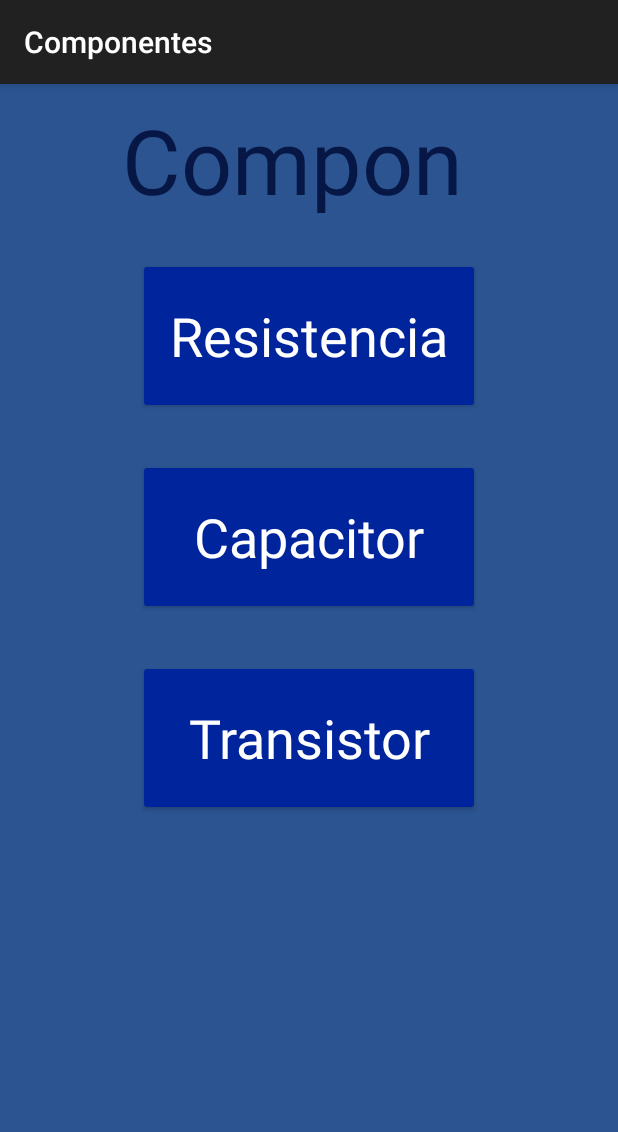
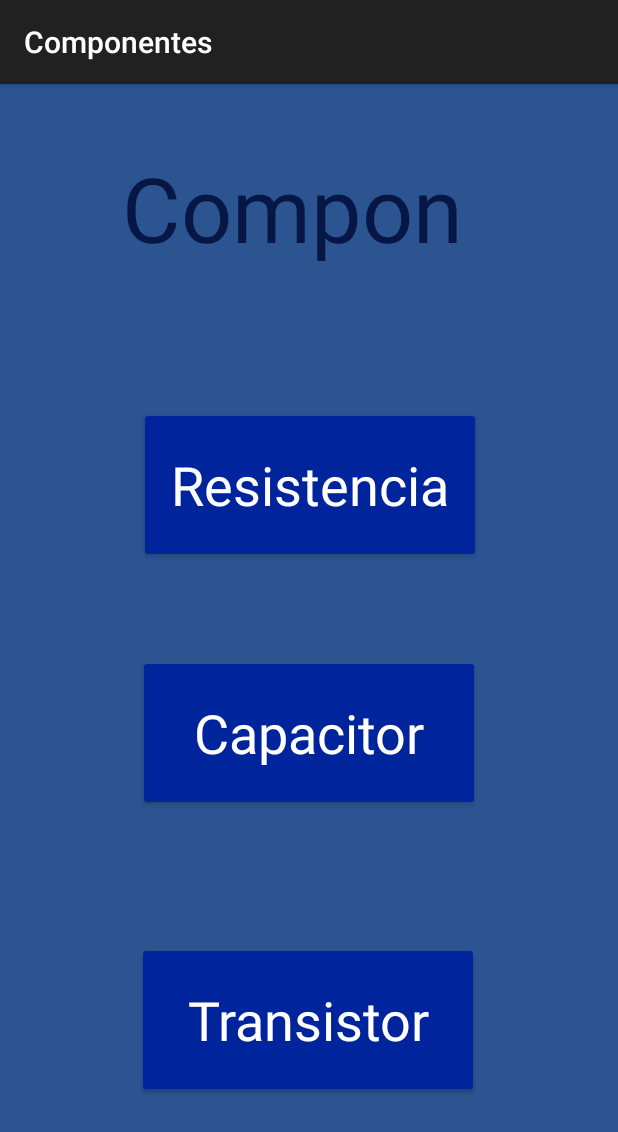
Before and after one commit to NickG342/ProyectoDispositivos, an Android app: the Componentes screen opened directly, with no data from a screen before it, on a phone screen of 412 x 824 dp. Shown: the top 1132 px of the screen. Run offline under Robolectric (Android 15) with nearby library versions, the phone set to English and light mode, and no system bars; Roboto replaces fonts that are not available here.

Commit message:
Menu arreglado

```diff
--- a/app/src/main/res/layout/activity_componentes.xml
+++ b/app/src/main/res/layout/activity_componentes.xml
@@ -11,57 +11,66 @@
         android:id="@+id/btnResis"
         android:layout_width="228dp"
         android:layout_height="104dp"
-        android:layout_marginTop="30dp"
         android:fontFamily="@font/rancho"
         android:text="@string/btn1_compon"
         android:textAppearance="@style/TextAppearance.AppCompat.Large"
         android:textSize="36sp"
         app:backgroundTint="@color/button"
+        app:layout_constraintBottom_toBottomOf="parent"
         app:layout_constraintEnd_toEndOf="parent"
+        app:layout_constraintHorizontal_bias="0.502"
         app:layout_constraintStart_toStartOf="parent"
-        app:layout_constraintTop_toBottomOf="@+id/textViewComp" />
+        app:layout_constraintTop_toTopOf="parent"
+        app:layout_constraintVertical_bias="0.324" />
 
     <Button
         android:id="@+id/btnCapacitor"
         android:layout_width="228dp"
         android:layout_height="104dp"
-        android:layout_marginTop="30dp"
+        android:layout_marginTop="4dp"
         android:fontFamily="@font/rancho"
         android:text="@string/btn2_compon"
         android:textAppearance="@style/TextAppearance.AppCompat.Large"
         android:textSize="36sp"
         app:backgroundTint="@color/button"
+        app:layout_constraintBottom_toBottomOf="parent"
         app:layout_constraintEnd_toEndOf="parent"
         app:layout_constraintStart_toStartOf="parent"
-        app:layout_constraintTop_toBottomOf="@+id/btnResis" />
+        app:layout_constraintTop_toBottomOf="@+id/btnResis"
+        app:layout_constraintVertical_bias="0.169" />
 
     <Button
         android:id="@+id/btnTransistor"
         android:layout_width="228dp"
         android:layout_height="104dp"
-        android:layout_marginTop="30dp"
+        android:layout_marginTop="12dp"
         android:fontFamily="@font/rancho"
         android:text="@string/btn3_compon"
         android:textAppearance="@style/TextAppearance.AppCompat.Large"
         android:textSize="36sp"
         app:backgroundTint="@color/button"
+        app:layout_constraintBottom_toBottomOf="parent"
         app:layout_constraintEnd_toEndOf="parent"
+        app:layout_constraintHorizontal_bias="0.497"
         app:layout_constraintStart_toStartOf="parent"
-        app:layout_constraintTop_toBottomOf="@+id/btnCapacitor" />
+        app:layout_constraintTop_toBottomOf="@+id/btnCapacitor"
+        app:layout_constraintVertical_bias="0.45" />
 
     <TextView
         android:id="@+id/textViewComp"
         android:layout_width="248dp"
         android:layout_height="76dp"
-        android:layout_marginTop="10dp"
+        android:layout_marginTop="36dp"
         android:fontFamily="@font/rancho"
         android:text="@string/btn1_menu"
         android:textAppearance="@style/TextAppearance.AppCompat.Display2"
         android:textColor="@color/letter"
         android:textSize="60sp"
+        app:layout_constraintBottom_toTopOf="@+id/btnResis"
         app:layout_constraintEnd_toEndOf="parent"
         app:layout_constraintHorizontal_bias="0.496"
         app:layout_constraintStart_toStartOf="parent"
-        app:layout_constraintTop_toTopOf="parent" />
+        app:layout_constraintTop_toTopOf="parent"
+        app:layout_constraintVertical_bias="0.061" />
 
 </androidx.constraintlayout.widget.ConstraintLayout>
--- /dev/null
+++ b/data/src/main/java/edu/bo/data/MyClass.kt
@@ -0,0 +1,4 @@
+package edu.bo.data
+
+class MyClass {
+}
--- /dev/null
+++ b/domain/src/main/java/edu/bo/domain/MyClass.kt
@@ -0,0 +1,4 @@
+package edu.bo.domain
+
+class MyClass {
+}
--- /dev/null
+++ b/framework/src/main/java/edu/bo/framework/MyClass.kt
@@ -0,0 +1,4 @@
+package edu.bo.framework
+
+class MyClass {
+}
--- a/settings.gradle
+++ b/settings.gradle
@@ -1,2 +1,6 @@
+include ':usercase'
+include ':framework'
+include ':domain'
+include ':data'
 include ':app'
 rootProject.name = "login"
--- /dev/null
+++ b/usercase/src/main/java/edu/bo/usercase/MyClass.kt
@@ -0,0 +1,4 @@
+package edu.bo.usercase
+
+class MyClass {
+}
```
Also changed, not shown: app/src/main/res/layout/activity_capacitor.xml (+13 -7 lines), app/src/main/res/layout/activity_main.xml (+15 -9 lines), app/src/main/res/layout/activity_resistencia.xml (+18 -8 lines), app/src/main/res/layout/activity_transistor.xml (+17 -8 lines), data/build.gradle (added, +13 -0 lines), domain/build.gradle (added, +13 -0 lines), framework/build.gradle (added, +13 -0 lines), usercase/build.gradle (added, +13 -0 lines), 4 other files.
